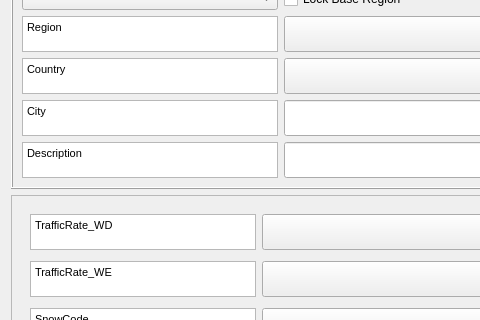
gusbacos/suews_database_manager, file tabs/country_creator_tab.ui: the form before one commit; both pictures show x 0 to 480 and y 83 to 403 of the 1086 by 487 pixel window.
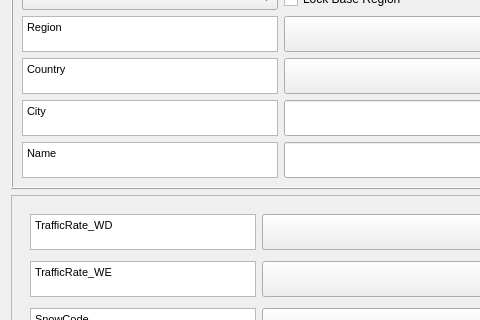
The form after the commit. Custom widgets are drawn as their Qt base class.

Commit message: change name on Description descOrigin to Name and nameOrigin

What changed in the file:
```diff
--- a/tabs/country_creator_tab.ui
+++ b/tabs/country_creator_tab.ui
@@ -233,7 +233,7 @@
 &lt;html&gt;&lt;head&gt;&lt;meta name=&quot;qrichtext&quot; content=&quot;1&quot; /&gt;&lt;style type=&quot;text/css&quot;&gt;
 p, li { white-space: pre-wrap; }
 &lt;/style&gt;&lt;/head&gt;&lt;body style=&quot; font-family:'MS Shell Dlg 2'; font-size:12pt; font-weight:400; font-style:normal;&quot;&gt;
-&lt;p style=&quot; margin-top:0px; margin-bottom:0px; margin-left:0px; margin-right:0px; -qt-block-indent:0; text-indent:0px;&quot;&gt;&lt;span style=&quot; font-size:8pt;&quot;&gt;Description&lt;/span&gt;&lt;/p&gt;&lt;/body&gt;&lt;/html&gt;</string>
+&lt;p style=&quot; margin-top:0px; margin-bottom:0px; margin-left:0px; margin-right:0px; -qt-block-indent:0; text-indent:0px;&quot;&gt;&lt;span style=&quot; font-size:8pt;&quot;&gt;Name&lt;/span&gt;&lt;/p&gt;&lt;/body&gt;&lt;/html&gt;</string>
         </property>
        </widget>
       </item>
```
Left out of the diff: 2 changed lines with no effect on the pictures. The commit also changes 29 other files.
